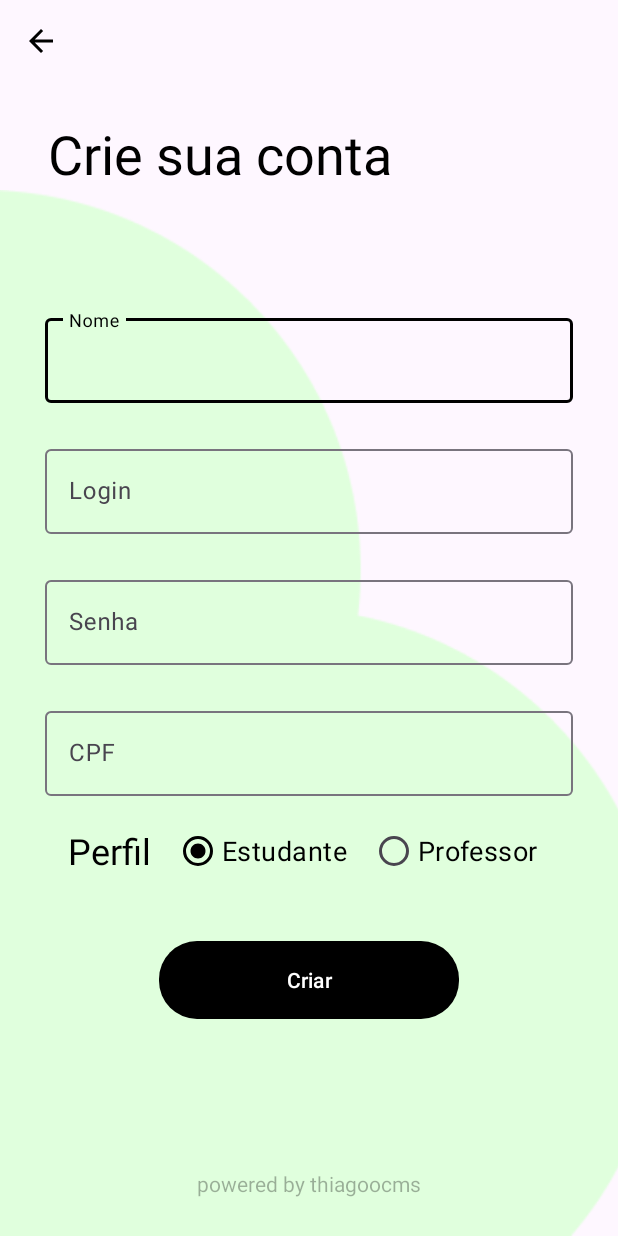
After one commit to thiagoocms/checkin-school-app, an Android app: the RegisterActivity screen opened directly, with no data from a screen before it, on a phone screen of 412 x 824 dp. The commit adds this screen. Run offline under Robolectric (Android 15) with nearby library versions, the phone set to English and light mode, and no system bars; 1 statement that could not run was skipped.

Commit message:
add register user

```diff
--- a/app/src/main/AndroidManifest.xml
+++ b/app/src/main/AndroidManifest.xml
@@ -20,6 +20,9 @@
         android:theme="@style/Theme.CheckinSchool"
         android:usesCleartextTraffic="true"
         tools:targetApi="31">
+        <activity
+            android:name=".view.RegisterActivity"
+            android:exported="false" />
         <activity
             android:name=".view.CheckActivity"
             android:exported="false" />
--- a/app/src/main/java/com/nassau/checkinschool/model/user/UserDTO.kt
+++ b/app/src/main/java/com/nassau/checkinschool/model/user/UserDTO.kt
@@ -9,5 +9,5 @@ data class UserDTO(
     var documentType: String? = null,
     var login: String? = null,
     var password: String? = null,
-    var profile: String? = null
+    var profile: UserProfileEnum? = null
 ) : Serializable {}
--- /dev/null
+++ b/app/src/main/java/com/nassau/checkinschool/model/user/UserProfileEnum.kt
@@ -0,0 +1,5 @@
+package com.nassau.checkinschool.model.user
+
+enum class UserProfileEnum {
+    STUDENT, TEACHER
+}
--- a/app/src/main/java/com/nassau/checkinschool/service/UserService.kt
+++ b/app/src/main/java/com/nassau/checkinschool/service/UserService.kt
@@ -16,6 +16,9 @@ interface UserService {
     @POST("api/v1/users/login")
     fun login(@Body userDTO: UserDTO): Call<UserDTO>
 
+    @POST("api/v1/users")
+    fun create(@Body userDTO: UserDTO): Call<UserDTO>
+
     @GET("api/v1/users/{id}/classrooms")
     fun listClassrooms(@Path("id") id:Int): Call<ArrayList<ClassRoomDTO>>
 
--- a/app/src/main/java/com/nassau/checkinschool/view/LoginActivity.kt
+++ b/app/src/main/java/com/nassau/checkinschool/view/LoginActivity.kt
@@ -7,6 +7,7 @@ import androidx.lifecycle.ViewModelProvider
 import com.google.android.material.dialog.MaterialAlertDialogBuilder
 import com.nassau.checkinschool.databinding.ActivityLoginBinding
 import com.nassau.checkinschool.model.Message
+import com.nassau.checkinschool.model.user.UserDTO
 import com.nassau.checkinschool.util.ALoadingDialog
 import com.nassau.checkinschool.util.JsonParse
 import com.nassau.checkinschool.viewModel.LoginViewModel
@@ -24,6 +25,25 @@ class LoginActivity : AppCompatActivity() {
     override fun onCreate(savedInstanceState: Bundle?) {
         super.onCreate(savedInstanceState)
         aLoadingDialog = ALoadingDialog(this@LoginActivity)
+        startViewModel()
+        initView()
+        setContentView(binding.root)
+    }
+
+    private fun initView() {
+        binding.txtRegister.setOnClickListener {
+            var intent = Intent(this@LoginActivity, RegisterActivity::class.java)
+            intent.putExtra("user", UserDTO(login = binding.edtLogin.text.toString(),
+                                                    password = binding.edtPassword.text.toString() ))
+            startActivity(intent)
+        }
+        binding.btnLogin.setOnClickListener {
+            aLoadingDialog.show()
+            viewModel.login(binding.edtLogin.text.toString(), binding.edtPassword.text.toString())
+        }
+    }
+
+    private fun startViewModel() {
         viewModel.startHome = {
             var intent = Intent(this@LoginActivity, HomeActivity::class.java)
             intent.putExtra("user", it)
@@ -42,10 +62,5 @@ class LoginActivity : AppCompatActivity() {
             }
             aLoadingDialog.cancel();
         }
-        binding.btnLogin.setOnClickListener {
-            aLoadingDialog.show()
-            viewModel.login(binding.edtLogin.text.toString(), binding.edtPassword.text.toString())
-        }
-        setContentView(binding.root)
     }
 }
--- /dev/null
+++ b/app/src/main/java/com/nassau/checkinschool/view/RegisterActivity.kt
@@ -0,0 +1,83 @@
+package com.nassau.checkinschool.view
+
+import android.content.Intent
+import android.os.Bundle
+import androidx.appcompat.app.AppCompatActivity
+import androidx.lifecycle.ViewModelProvider
+import com.google.android.material.dialog.MaterialAlertDialogBuilder
+import com.nassau.checkinschool.R
+import com.nassau.checkinschool.databinding.ActivityRegisterBinding
+import com.nassau.checkinschool.model.Message
+import com.nassau.checkinschool.model.user.UserDTO
+import com.nassau.checkinschool.model.user.UserProfileEnum
+import com.nassau.checkinschool.util.ALoadingDialog
+import com.nassau.checkinschool.util.JsonParse
+import com.nassau.checkinschool.viewModel.LoginViewModel
+import com.nassau.checkinschool.viewModel.RegisterViewModel
+
+class RegisterActivity : AppCompatActivity() {
+
+    private val binding by lazy {
+        ActivityRegisterBinding.inflate(layoutInflater)
+    }
+    private val viewModel: RegisterViewModel by lazy {
+        ViewModelProvider(this)[RegisterViewModel::class.java]
+    }
+    private lateinit var aLoadingDialog: ALoadingDialog
+    private var userDTO: UserDTO? = null
+    override fun onCreate(savedInstanceState: Bundle?) {
+        super.onCreate(savedInstanceState)
+        initView()
+        startViewModel()
+        setContentView(binding.root)
+    }
+
+    private fun initView() {
+        aLoadingDialog = ALoadingDialog(this@RegisterActivity)
+        binding.imgBack.setOnClickListener {
+            finish()
+        }
+        userDTO = intent.getSerializableExtra("user") as UserDTO
+        binding.edtLogin.setText(userDTO?.login)
+        binding.edtPassword.setText(userDTO?.password)
+        binding.rdGroupProfile.check(binding.rdBtnStudent.id)
+        binding.btnRegister.setOnClickListener {
+            val user = UserDTO(
+                name = binding.edtName.text.toString(),
+                login = binding.edtLogin.text.toString(),
+                password = binding.edtPassword.text.toString(),
+                documentNumber = binding.edtDocument.text.toString(),
+                documentType = "CPF",
+                profile = if (binding.rdGroupProfile.checkedRadioButtonId == binding.rdBtnStudent.id){
+                    UserProfileEnum.STUDENT
+                }else{
+                    UserProfileEnum.TEACHER
+                }
+
+            )
+            aLoadingDialog.show()
+            viewModel.create(user)
+        }
+    }
+
+    private fun startViewModel() {
+        viewModel.startHome = {
+            var intent = Intent(this@RegisterActivity, HomeActivity::class.java)
+            intent.putExtra("user", it)
+            startActivity(intent)
+            finish()
+        }
+        viewModel.errorLogin = {
+            var messageError = JsonParse.fromJson(it, Message::class.java) as Message?
+            if (messageError != null) {
+                val builder = MaterialAlertDialogBuilder(this@RegisterActivity)
+                builder.setTitle("Aviso!")
+                builder.setMessage(messageError.message)
+                builder.setCancelable(false)
+                builder.setPositiveButton("ok") { _, _ -> }
+                builder.create().show()
+            }
+            aLoadingDialog.cancel();
+        }
+    }
+}
--- /dev/null
+++ b/app/src/main/java/com/nassau/checkinschool/viewModel/RegisterViewModel.kt
@@ -0,0 +1,38 @@
+package com.nassau.checkinschool.viewModel
+
+import androidx.lifecycle.ViewModel
+import com.example.desafio.config.RetrofitConfig
+import com.nassau.checkinschool.model.user.UserDTO
+import com.nassau.checkinschool.service.UserService
+import retrofit2.Call
+import retrofit2.Callback
+import retrofit2.Response
+
+class RegisterViewModel : ViewModel() {
+
+    var startHome: (user: UserDTO) -> Unit = {}
+    var errorLogin: (error: String?) -> Unit = {}
+    private val userService by lazy {
+        RetrofitConfig.instance.create(UserService::class.java)
+    }
+
+    fun create(user: UserDTO) {
+        val call = userService.create(user)
+        call.enqueue(object : Callback<UserDTO> {
+            override fun onResponse(call: Call<UserDTO>, response: Response<UserDTO>) {
+                when (response.code()) {
+                    200, 201 -> {
+                        var userDTO = response.body()!!
+                        startHome(userDTO)
+                    }
+
+                    else -> errorLogin(response.errorBody()?.string())
+                }
+            }
+            override fun onFailure(call: Call<UserDTO>, t: Throwable) {
+
+            }
+
+        })
+    }
+}
--- /dev/null
+++ b/app/src/main/res/drawable/baseline_add_24.xml
@@ -0,0 +1,5 @@
+<vector android:height="24dp" android:tint="#000000"
+    android:viewportHeight="24" android:viewportWidth="24"
+    android:width="24dp" xmlns:android="http://schemas.android.com/apk/res/android">
+    <path android:fillColor="@android:color/white" android:pathData="M19,13h-6v6h-2v-6H5v-2h6V5h2v6h6v2z"/>
+</vector>
--- /dev/null
+++ b/app/src/main/res/drawable/baseline_arrow_back_24.xml
@@ -0,0 +1,5 @@
+<vector android:autoMirrored="true" android:height="24dp"
+    android:tint="#000000" android:viewportHeight="24"
+    android:viewportWidth="24" android:width="24dp" xmlns:android="http://schemas.android.com/apk/res/android">
+    <path android:fillColor="@android:color/white" android:pathData="M20,11H7.83l5.59,-5.59L12,4l-8,8 8,8 1.41,-1.41L7.83,13H20v-2z"/>
+</vector>
--- a/app/src/main/res/layout/activity_login.xml
+++ b/app/src/main/res/layout/activity_login.xml
@@ -65,7 +65,7 @@
         android:id="@+id/txt_input_layout_password"
         android:layout_width="0dp"
         android:layout_height="wrap_content"
-        android:layout_marginTop="45dp"
+        android:layout_marginTop="30dp"
         app:layout_constraintEnd_toEndOf="@id/txt_input_layout_login"
         app:layout_constraintStart_toStartOf="@id/txt_input_layout_login"
         app:layout_constraintTop_toBottomOf="@+id/txt_input_layout_login">
@@ -81,16 +81,16 @@
 
     <com.google.android.material.button.MaterialButton
         android:id="@+id/btn_login"
-        android:layout_width="0dp"
-        android:layout_height="70dp"
-        android:layout_marginTop="80dp"
+        android:layout_width="200dp"
+        android:layout_height="60dp"
+        android:layout_marginTop="50dp"
         android:text="Login"
         android:textColor="@color/white"
         app:cornerRadius="25dp"
         app:layout_constraintEnd_toEndOf="@+id/txt_input_layout_login"
         app:layout_constraintStart_toStartOf="@+id/txt_input_layout_login"
         app:layout_constraintTop_toBottomOf="@+id/txt_input_layout_password"
-        tools:textSize="32sp" />
+        tools:textSize="28sp" />
 
     <TextView
         android:id="@+id/txt_register"
--- /dev/null
+++ b/app/src/main/res/layout/activity_register.xml
@@ -0,0 +1,188 @@
+<?xml version="1.0" encoding="utf-8"?>
+<androidx.constraintlayout.widget.ConstraintLayout xmlns:android="http://schemas.android.com/apk/res/android"
+    xmlns:app="http://schemas.android.com/apk/res-auto"
+    xmlns:tools="http://schemas.android.com/tools"
+    android:layout_width="match_parent"
+    android:layout_height="match_parent"
+    tools:context=".view.RegisterActivity">
+
+    <ImageView
+        android:id="@+id/img_back"
+        android:layout_width="wrap_content"
+        android:layout_height="wrap_content"
+        app:srcCompat="@drawable/baseline_arrow_back_24"
+        android:layout_marginTop="15dp"
+        android:layout_marginStart="15dp"
+        app:layout_constraintTop_toTopOf="parent"
+        app:layout_constraintStart_toStartOf="parent"/>
+    <ImageView
+        android:id="@+id/imageView"
+        android:layout_width="0dp"
+        android:layout_height="0dp"
+        android:scaleType="centerCrop"
+        app:layout_constraintBottom_toBottomOf="parent"
+        app:layout_constraintEnd_toEndOf="parent"
+        app:layout_constraintStart_toStartOf="parent"
+        app:layout_constraintTop_toBottomOf="@+id/textView3"
+        app:srcCompat="@drawable/uniongreen" />
+
+    <TextView
+        android:id="@+id/textView3"
+        android:layout_width="wrap_content"
+        android:layout_height="wrap_content"
+        android:layout_marginStart="32dp"
+        android:layout_marginTop="78dp"
+        android:text="Crie sua conta"
+        android:textColor="@color/black"
+        android:textSize="36sp"
+        app:layout_constraintStart_toStartOf="parent"
+        app:layout_constraintTop_toTopOf="parent" />
+
+    <com.google.android.material.textfield.TextInputLayout
+        android:id="@+id/txt_input_layout_name"
+        android:layout_width="0dp"
+        android:layout_height="wrap_content"
+        android:layout_marginStart="30dp"
+        android:layout_marginTop="80dp"
+        android:layout_marginEnd="30dp"
+        app:layout_constraintEnd_toEndOf="parent"
+        app:layout_constraintStart_toStartOf="parent"
+        app:layout_constraintTop_toBottomOf="@+id/textView3">
+
+        <com.google.android.material.textfield.TextInputEditText
+            android:id="@+id/edt_name"
+            android:layout_width="match_parent"
+            android:layout_height="wrap_content"
+            android:maxLines="1"
+            android:singleLine="true"
+            android:hint="Nome"
+            tools:textCursorDrawable="@tools:sample/backgrounds/scenic[0]" />
+    </com.google.android.material.textfield.TextInputLayout>
+
+    <com.google.android.material.textfield.TextInputLayout
+        android:id="@+id/txt_input_layout_login"
+        android:layout_width="0dp"
+        android:layout_height="wrap_content"
+        android:layout_marginTop="25dp"
+        app:layout_constraintEnd_toEndOf="@id/txt_input_layout_name"
+        app:layout_constraintStart_toStartOf="@id/txt_input_layout_name"
+        app:layout_constraintTop_toBottomOf="@+id/txt_input_layout_name">
+
+        <com.google.android.material.textfield.TextInputEditText
+            android:id="@+id/edt_login"
+            android:layout_width="match_parent"
+            android:layout_height="wrap_content"
+            android:maxLines="1"
+            android:singleLine="true"
+            android:hint="Login"
+            tools:textCursorDrawable="@tools:sample/backgrounds/scenic[0]" />
+    </com.google.android.material.textfield.TextInputLayout>
+
+    <com.google.android.material.textfield.TextInputLayout
+        android:id="@+id/txt_input_layout_password"
+        android:layout_width="0dp"
+        android:layout_height="wrap_content"
+        android:layout_marginTop="25dp"
+        app:layout_constraintEnd_toEndOf="@id/txt_input_layout_name"
+        app:layout_constraintStart_toStartOf="@id/txt_input_layout_name"
+        app:layout_constraintTop_toBottomOf="@+id/txt_input_layout_login">
+
+        <com.google.android.material.textfield.TextInputEditText
+            android:id="@+id/edt_password"
+            android:layout_width="match_parent"
+            android:layout_height="wrap_content"
+            android:maxLines="1"
+            android:singleLine="true"
+            android:hint="Senha" />
+    </com.google.android.material.textfield.TextInputLayout>
+
+    <com.google.android.material.textfield.TextInputLayout
+        android:id="@+id/txt_input_layout_document"
+        android:layout_width="0dp"
+        android:layout_height="wrap_content"
+        android:layout_marginTop="25dp"
+        app:layout_constraintEnd_toEndOf="@id/txt_input_layout_name"
+        app:layout_constraintStart_toStartOf="@id/txt_input_layout_name"
+        app:layout_constraintTop_toBottomOf="@+id/txt_input_layout_password">
+
+        <com.google.android.material.textfield.TextInputEditText
+            android:id="@+id/edt_document"
+            android:layout_width="match_parent"
+            android:layout_height="wrap_content"
+            android:maxLines="1"
+            android:singleLine="true"
+            android:hint="CPF" />
+    </com.google.android.material.textfield.TextInputLayout>
+
+    <TextView
+        android:id="@+id/txt_profile"
+        android:layout_width="wrap_content"
+        android:layout_height="wrap_content"
+        android:textColor="@color/black"
+        android:layout_marginTop="20dp"
+        android:layout_marginStart="15dp"
+        android:text="Perfil"
+        android:textSize="24dp"
+        app:layout_constraintStart_toStartOf="@id/txt_input_layout_name"
+        app:layout_constraintEnd_toStartOf="@id/rd_group_profile"
+        app:layout_constraintTop_toBottomOf="@id/txt_input_layout_document"
+    />
+
+    <RadioGroup
+        android:id="@+id/rd_group_profile"
+        android:layout_width="0dp"
+        android:layout_height="wrap_content"
+        android:orientation="horizontal"
+        android:layout_marginStart="15dp"
+        app:layout_constraintStart_toEndOf="@id/txt_profile"
+        app:layout_constraintEnd_toEndOf="@id/txt_input_layout_name"
+        app:layout_constraintTop_toTopOf="@id/txt_profile"
+        app:layout_constraintBottom_toBottomOf="@id/txt_profile">
+
+        <RadioButton
+            android:id="@+id/rd_btn_student"
+            android:layout_width="wrap_content"
+            android:layout_height="wrap_content"
+            android:text="Estudante"
+            android:textSize="18sp"
+            android:textColor="#000" />
+
+        <RadioButton
+            android:id="@+id/rd_btn_teacher"
+            android:layout_width="wrap_content"
+            android:layout_height="wrap_content"
+            android:layout_marginStart="15dp"
+            android:text="Professor"
+            android:textSize="18sp"
+            android:textColor="#000" />
+
+
+
+    </RadioGroup>
+
+
+    <com.google.android.material.button.MaterialButton
+        android:id="@+id/btn_register"
+        android:layout_width="200dp"
+        android:layout_height="60dp"
+        android:layout_marginTop="40dp"
+        android:text="Criar"
+        android:textColor="@color/white"
+        app:cornerRadius="25dp"
+        app:layout_constraintEnd_toEndOf="@+id/txt_input_layout_name"
+        app:layout_constraintStart_toStartOf="@+id/txt_input_layout_name"
+        app:layout_constraintTop_toBottomOf="@+id/txt_profile"
+        tools:textSize="28sp" />
+
+
+    <TextView
+        android:id="@+id/textView6"
+        android:layout_width="wrap_content"
+        android:layout_height="wrap_content"
+        android:layout_marginBottom="25dp"
+        android:text="powered by thiagoocms"
+        android:textColor="#51000000"
+        app:layout_constraintBottom_toBottomOf="parent"
+        app:layout_constraintEnd_toEndOf="parent"
+        app:layout_constraintStart_toStartOf="parent" />
+</androidx.constraintlayout.widget.ConstraintLayout>
```
